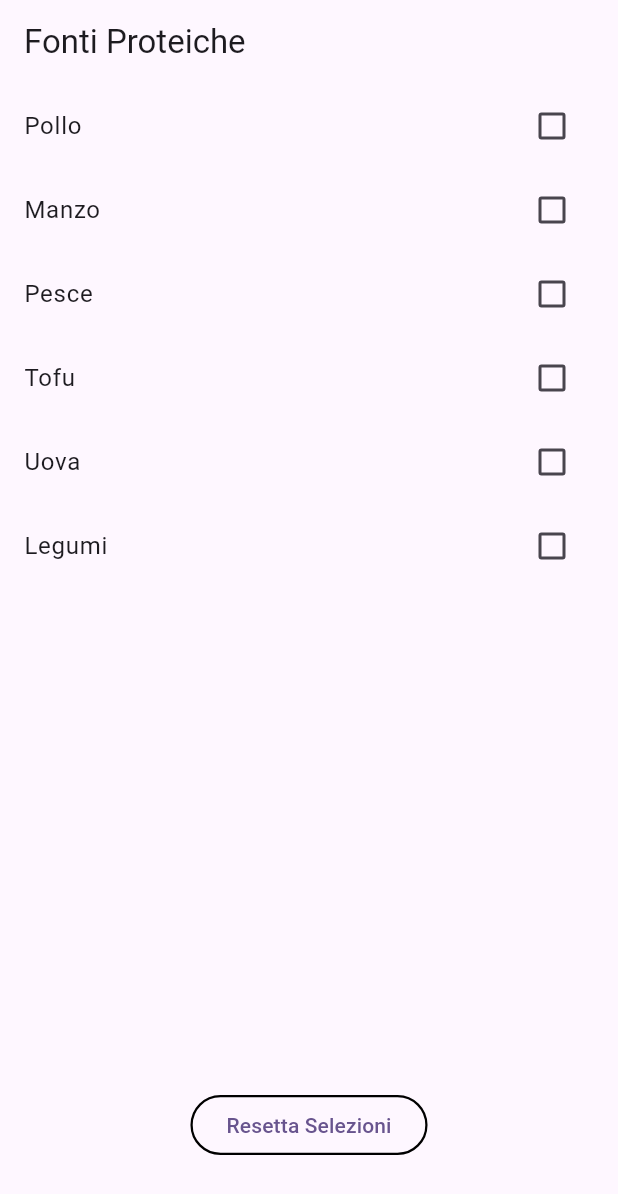
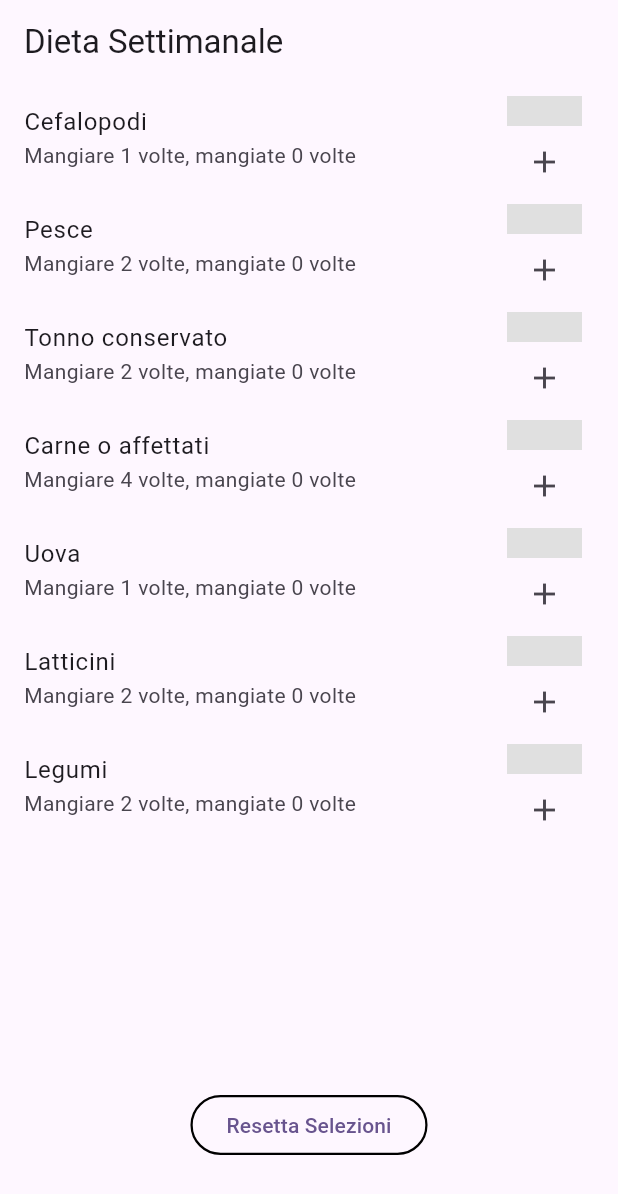
Before and after one commit to Mang00o/First_Flutter_App, a Flutter app: the screen it shows after launch, on a phone screen of 412 x 824 dp. Shown: the top 1194 px of the screen. Run offline on Flutter 3.47's test engine with Material 3 defaults, Android fonts, the phone set to English and light mode, and no system bars.

```diff
--- a/lib/main.dart
+++ b/lib/main.dart
@@ -42,34 +42,47 @@ class ProteinSourcesScreen extends StatefulWidget {
   ProteinSourcesScreenState createState() => ProteinSourcesScreenState();
 }
 
+class Meal {
+  String name;
+  int timesToEat;
+  int timesEaten;
+
+  Meal({
+    required this.name,
+    required this.timesToEat,
+    this.timesEaten = 0,
+  });
+
+  // Verifica se è stato mangiato abbastanza volte
+  bool get isComplete => timesEaten >= timesToEat;
+}
+
 class ProteinSourcesScreenState extends State<ProteinSourcesScreen> {
-  // Lista di fonti proteiche
-  final List<String> proteinSources = [
-    'Pollo',
-    'Manzo',
-    'Pesce',
-    'Tofu',
-    'Uova',
-    'Legumi',
+  // Lista degli alimenti e numero di volte
+  List<Meal> meals = [
+    Meal(name: 'Cefalopodi', timesToEat: 1),
+    Meal(name: 'Pesce', timesToEat: 2),
+    Meal(name: 'Tonno conservato', timesToEat: 2),
+    Meal(name: 'Carne o affettati', timesToEat: 4),
+    Meal(name: 'Uova', timesToEat: 1),
+    Meal(name: 'Latticini', timesToEat: 2),
+    Meal(name: 'Legumi', timesToEat: 2),
   ];
 
-  // Stato di ciascuna checkbox
-  Map<String, bool> selectedSources = {};
-
-  @override
-  void initState() {
-    super.initState();
-    // Impostiamo tutte le checkbox come non selezionate
-    for (var source in proteinSources) {
-      selectedSources[source] = false;
-    }
+  void toggleMeal(int index) {
+    setState(() {
+      if (meals[index].timesEaten < meals[index].timesToEat) {
+        meals[index].timesEaten++;
+      } else {
+        meals[index].timesEaten--;
+      }
+    });
   }
 
-  // Funzione per resettare i checkbox
   void resetSelections() {
     setState(() {
-      for (var source in proteinSources) {
-        selectedSources[source] = false;
+      for (var meal in meals) {
+        meal.timesEaten = 0;
       }
     });
   }
@@ -77,27 +90,45 @@ class ProteinSourcesScreenState extends State<ProteinSourcesScreen> {
   @override
   Widget build(BuildContext context) {
     return Scaffold(
-      appBar: AppBar(title: Text('Fonti Proteiche')),
+      appBar: AppBar(
+        title: Text('Dieta Settimanale'),
+      ),
       body: Column(
         children: [
-          // Lista dei checkbox
           Expanded(
-            child: ListView(
-              children:
-                  proteinSources.map((source) {
-                    return CheckboxListTile(
-                      title: Text(source),
-                      value: selectedSources[source],
-                      onChanged: (bool? value) {
-                        setState(() {
-                          selectedSources[source] = value!;
-                        });
-                      },
-                    );
-                  }).toList(),
+            child: ListView.builder(
+              itemCount: meals.length,
+              itemBuilder: (context, index) {
+                double progress = meals[index].timesEaten / meals[index].timesToEat;
+
+                return ListTile(
+                  title: Text(meals[index].name),
+                  subtitle: Text(
+                    'Mangiare ${meals[index].timesToEat} volte, mangiate ${meals[index].timesEaten} volte',
+                  ),
+                  trailing: Column(
+                    children: [
+                      // Barra di progressione
+                      SizedBox(
+                        width: 50,
+                        height: 20,
+                        child: LinearProgressIndicator(
+                          value: progress,
+                          color: Colors.green,
+                          backgroundColor: Colors.grey[300],
+                        ),
+                      ),
+                      IconButton(
+                        icon: Icon(Icons.add),
+                        onPressed: () => toggleMeal(index),
+                      ),
+                    ],
+                  ),
+                );
+              },
             ),
           ),
-          // Bottone per resettare i checkbox
+          // Bottone per resettare le selezioni
           Container(
             margin: const EdgeInsets.only(bottom: 50.0),
             child: OutlinedButton(
```
